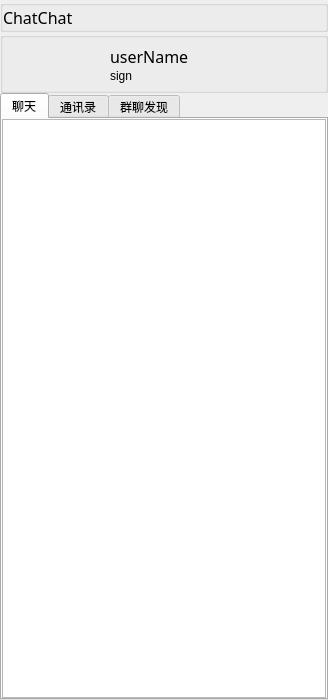
The window that TestProject/ui/main.ui (ChinSing00/ChatChat) describes before a commit, drawn with Qt 5.
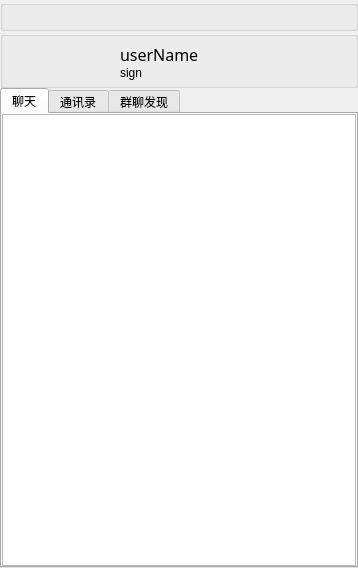
The same window after the commit. Icons and pictures are not drawn.

```diff
--- a/TestProject/ui/main.ui
+++ b/TestProject/ui/main.ui
@@ -6,8 +6,8 @@
    <rect>
     <x>0</x>
     <y>0</y>
-    <width>312</width>
-    <height>700</height>
+    <width>294</width>
+    <height>568</height>
    </rect>
   </property>
   <property name="sizePolicy">
@@ -82,7 +82,7 @@
         <verstretch>0</verstretch>
        </sizepolicy>
       </property>
-      <layout class="QHBoxLayout" name="horizontalLayout" stretch="0,0,0,0,0,1,1">
+      <layout class="QHBoxLayout" name="horizontalLayout" stretch="0,0,0,0,1,1">
        <property name="spacing">
         <number>0</number>
        </property>
@@ -98,36 +98,17 @@
        <property name="bottomMargin">
         <number>0</number>
        </property>
-       <item>
-        <widget class="QLabel" name="label">
-         <property name="sizePolicy">
-          <sizepolicy hsizetype="Fixed" vsizetype="Preferred">
-           <horstretch>0</horstretch>
-           <verstretch>0</verstretch>
-          </sizepolicy>
-         </property>
-         <property name="font">
-          <font>
-           <family>Snap ITC</family>
-           <pointsize>12</pointsize>
-          </font>
-         </property>
-         <property name="text">
-          <string>&lt;P&gt;ChatChat&lt;/P&gt;</string>
-         </property>
-         <property name="margin">
-          <number>6</number>
-         </property>
-        </widget>
-       </item>
        <item>
         <spacer name="horizontalSpacer">
          <property name="orientation">
           <enum>Qt::Horizontal</enum>
          </property>
+         <property name="sizeType">
+          <enum>QSizePolicy::Preferred</enum>
+         </property>
          <property name="sizeHint" stdset="0">
           <size>
-           <width>52</width>
+           <width>152</width>
            <height>20</height>
           </size>
          </property>
@@ -136,7 +117,7 @@
        <item>
         <widget class="QPushButton" name="add_btn">
          <property name="sizePolicy">
-          <sizepolicy hsizetype="Expanding" vsizetype="Expanding">
+          <sizepolicy hsizetype="Preferred" vsizetype="Preferred">
            <horstretch>0</horstretch>
            <verstretch>0</verstretch>
           </sizepolicy>
@@ -162,7 +143,7 @@
        <item>
         <widget class="QPushButton" name="skin_btn">
          <property name="sizePolicy">
-          <sizepolicy hsizetype="Expanding" vsizetype="Expanding">
+          <sizepolicy hsizetype="Preferred" vsizetype="Preferred">
            <horstretch>0</horstretch>
            <verstretch>0</verstretch>
           </sizepolicy>
@@ -214,7 +195,7 @@
        <item>
         <widget class="QPushButton" name="minimum_btn">
          <property name="sizePolicy">
-          <sizepolicy hsizetype="Expanding" vsizetype="Expanding">
+          <sizepolicy hsizetype="Preferred" vsizetype="Preferred">
            <horstretch>0</horstretch>
            <verstretch>0</verstretch>
           </sizepolicy>
```
